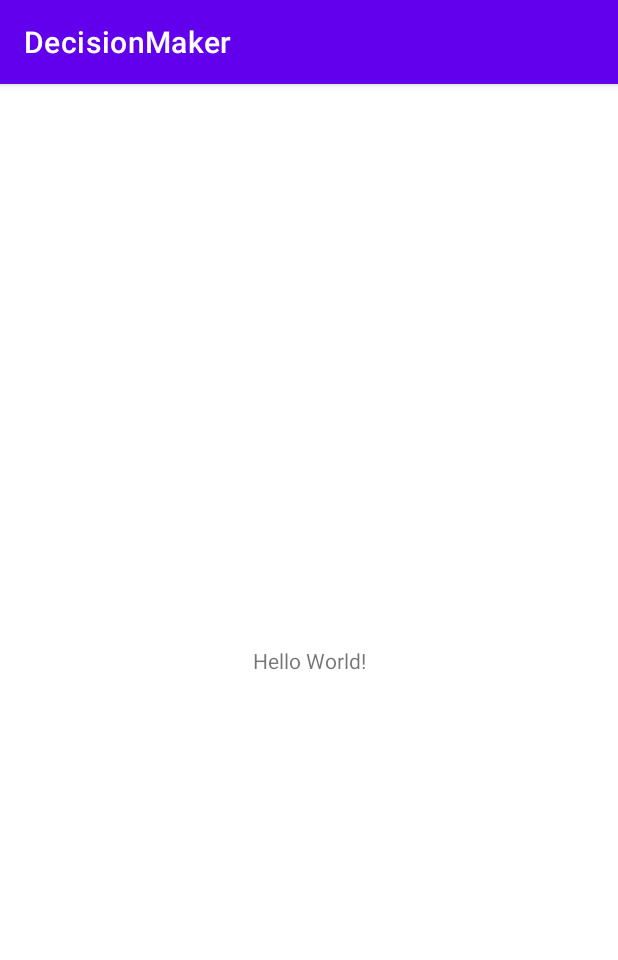
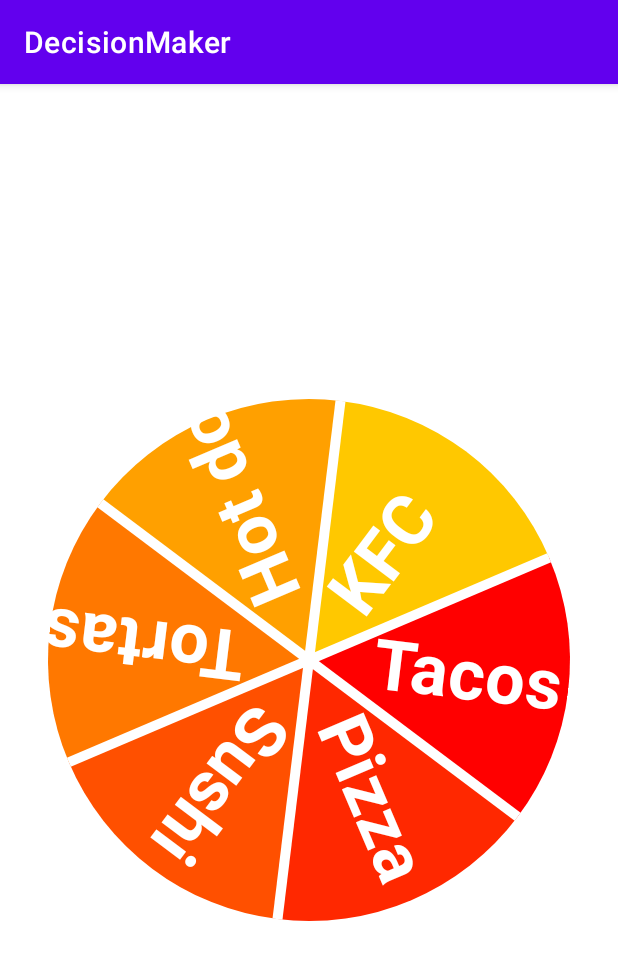
Before and after one commit to ricardo1320/DecisionMaker_Kt, an Android app: the screen it shows after launch (MainActivity), on a phone screen of 412 x 824 dp. Shown: the top 960 px of the screen. Run offline under Robolectric (Android 15) with nearby library versions, the phone set to English and light mode, and no system bars.

Commit message:
Roulette view created

```diff
--- a/app/src/main/java/com/example/decisionmaker/MainActivity.kt
+++ b/app/src/main/java/com/example/decisionmaker/MainActivity.kt
@@ -1,11 +1,35 @@
 package com.example.decisionmaker
 
+import android.animation.ObjectAnimator
 import androidx.appcompat.app.AppCompatActivity
 import android.os.Bundle
+import android.os.Handler
+import android.os.Looper
+import com.example.decisionmaker.views.Roulette
+import kotlin.random.Random
 
 class MainActivity : AppCompatActivity() {
+
+    var myRoulette:Roulette? = null
+
     override fun onCreate(savedInstanceState: Bundle?) {
         super.onCreate(savedInstanceState)
         setContentView(R.layout.activity_main)
+
+        myRoulette = findViewById(R.id.roulette2)
+
+        //Runnable for animating the roulette
+        val rouletteRotThread = Runnable {
+            kotlin.run {
+                val animator:ObjectAnimator = ObjectAnimator.ofFloat(myRoulette, "rotation", Random.nextFloat()*720.0f + 720.0f)
+                animator.setDuration(2000)
+                animator.start()
+            }
+        }
+
+        //Post delay runnable for 1500 ms
+        val handler = Handler(Looper.myLooper()!!)
+        handler.postDelayed(rouletteRotThread, 1500)
+
     }
 }
--- /dev/null
+++ b/app/src/main/java/com/example/decisionmaker/views/Roulette.kt
@@ -0,0 +1,133 @@
+package com.example.decisionmaker.views
+
+import android.content.Context
+import android.graphics.Canvas
+import android.graphics.Color
+import android.graphics.Paint
+import android.graphics.Typeface
+import android.util.AttributeSet
+import android.view.View
+import kotlin.collections.ArrayList
+
+class Roulette : View {
+    private var rouletteColors: ArrayList<Paint> = ArrayList()
+    private var rouletteOptions: ArrayList<String> = ArrayList()
+    private var highlightPaint: Paint = Paint(Paint.ANTI_ALIAS_FLAG)
+
+    private var startColor = arrayOf(255, 0, 0)
+    private var endColor = arrayOf(255, 200, 0)
+
+    constructor(context: Context?) : super(context) {
+        init(null)
+    }
+
+    constructor(context: Context?, attrs: AttributeSet?) : super(context, attrs) {
+        init(attrs)
+    }
+
+    constructor(context: Context?, attrs: AttributeSet?, defStyleAttr: Int) : super(context, attrs, defStyleAttr) {
+        init(attrs)
+    }
+
+    constructor(context: Context?, attrs: AttributeSet?, defStyleAttr: Int, defStyleRes: Int) : super(context, attrs, defStyleAttr, defStyleRes) {
+        init(attrs)
+    }
+
+    /**
+     * Function for initializing the class (avoids repeated code in constructor)
+     * @param attrs is the attribute set that describes the view
+     */
+    private fun init(attrs: AttributeSet?) {
+        pushDummyOptions()
+
+        setPaintBrush()
+        highlightPaint.setColor(Color.WHITE)
+        highlightPaint.textSize = 70f
+        highlightPaint.setTypeface(Typeface.create(Typeface.SANS_SERIF, Typeface.BOLD))
+        highlightPaint.strokeWidth = 10f
+    }
+
+    /**
+     * This function calculates the paint brushes for coloring
+     * the roulette, giving a degraded effect
+     */
+    private fun setPaintBrush(){
+        rouletteColors.clear()
+
+        val clr = arrayOf(0,0,0)
+        for(i in 0..rouletteOptions.size -1){
+            //Get color by linear interpolation between start and end colors
+            for(x in 0..2){
+                clr[x] = startColor[x] + ((endColor[x]-startColor[x])*i)/(rouletteOptions.size-1)
+            }
+            val p = Paint(Paint.ANTI_ALIAS_FLAG)
+            p.setColor(Color.rgb(clr[0], clr[1], clr[2]))
+            rouletteColors.add(p)
+        }
+
+    }
+
+    /**
+     * Overrides View onDraw fxn
+     * @param canvas is the surface provided to draw.
+     */
+    override fun onDraw(canvas: Canvas) {
+        if(rouletteOptions.size == 0) return
+        val n = rouletteOptions.size
+
+        //Get canvas center
+        val cx = width/2.0f
+        val cy = height/2.0f
+
+        //Get roulette shape max dimension and radius
+        val dim:Float = Math.min(width, height).toFloat()
+        val radius = dim/2
+
+        //Arc centers
+        val ax = Math.abs(width - dim)/2
+        val ay = Math.abs(height - dim)/2
+
+        //Arc boxes
+        val dimx = dim + ax
+        val dimy = dim + ay
+
+        //Arc angle
+        val alfa = 360.0f / n
+        var t = -alfa/2.0f
+
+        //Draw choices as 'pieces of cake'
+        for(i in 0..n-1){
+            canvas.drawArc(ax, ay, dimx, dimy, t, alfa, true, rouletteColors[i])
+            t +=alfa
+        }
+
+        t = -alfa/2.0f
+        //Draw lines for choices separation
+        for(i in 0..n-1){
+            val lx = radius*Math.cos(Math.toRadians(t.toDouble())).toFloat()
+            val ly = radius*Math.sin(Math.toRadians(t.toDouble())).toFloat()
+            canvas.drawLine(cx, cy, cx + lx, cy + ly, highlightPaint)
+            t += alfa
+        }
+
+        //Draw choices text
+        for(choice in rouletteOptions){
+            canvas.drawText(choice, cx + dim/8, cy + 20, highlightPaint)
+            canvas.rotate(alfa, cx, cy)
+        }
+    }
+
+
+    /**
+     * Insert dummy data to roulette for testing purposes
+     */
+    private fun pushDummyOptions(){
+        rouletteOptions.add("Tacos")
+        rouletteOptions.add("Pizza")
+        rouletteOptions.add("Sushi")
+        rouletteOptions.add("Tortas")
+        rouletteOptions.add("Hot dogs")
+        rouletteOptions.add("KFC")
+    }
+
+}
--- a/app/src/main/res/layout/activity_main.xml
+++ b/app/src/main/res/layout/activity_main.xml
@@ -6,13 +6,17 @@
     android:layout_height="match_parent"
     tools:context=".MainActivity">
 
-    <TextView
-        android:layout_width="wrap_content"
-        android:layout_height="wrap_content"
-        android:text="Hello World!"
+    <com.example.decisionmaker.views.Roulette
+        android:id="@+id/roulette2"
+        android:layout_width="0dp"
+        android:layout_height="0dp"
+        android:layout_marginStart="32dp"
+        android:layout_marginTop="32dp"
+        android:layout_marginEnd="32dp"
+        android:layout_marginBottom="32dp"
         app:layout_constraintBottom_toBottomOf="parent"
-        app:layout_constraintLeft_toLeftOf="parent"
-        app:layout_constraintRight_toRightOf="parent"
+        app:layout_constraintEnd_toEndOf="parent"
+        app:layout_constraintStart_toStartOf="parent"
         app:layout_constraintTop_toTopOf="parent" />
 
 </androidx.constraintlayout.widget.ConstraintLayout>
```
